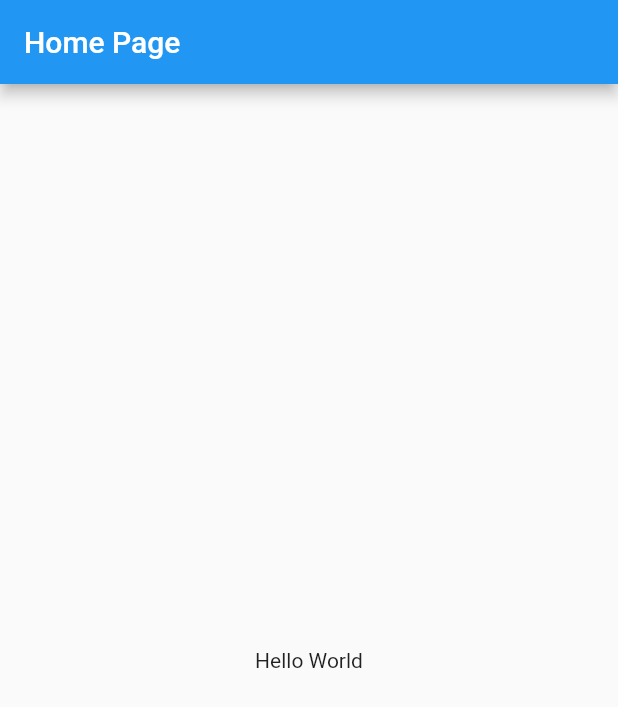
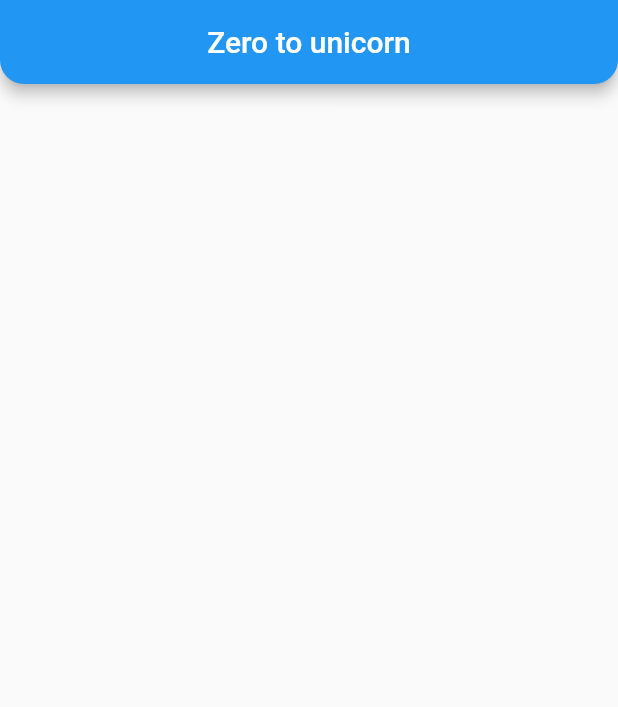
Before and after one commit to yasserpro2004/firebase_tutorial_one, a Flutter app: the screen it shows after launch, on a phone screen of 412 x 824 dp. Shown: the top 707 px of the screen. Run offline on Flutter 3.47's test engine with Material 2 defaults, Android fonts, the phone set to English and light mode, and no system bars.

Commit message:
addHomePageAndCustomAppBar

```diff
--- a/lib/main.dart
+++ b/lib/main.dart
@@ -1,4 +1,6 @@
 import 'package:flutter/material.dart';
+
+import 'screens/screens.dart';
 
 void main() {
   runApp(
@@ -8,7 +10,7 @@ void main() {
         primarySwatch: Colors.blue,
       ),
       debugShowCheckedModeBanner: false,
-       home: const MyApp(),
+      home: const HomeScreen(),
     ),
   );
 }
@@ -22,7 +24,7 @@ class MyApp extends StatelessWidget {
         title: const Text('Home Page'),
       ),
       body: const Center(
-          child:  Text('Hello World'),
+        child: Text('Hello World'),
       ),
     );
   }
--- /dev/null
+++ b/lib/screens/home/home_screen.dart
@@ -0,0 +1,14 @@
+import 'package:flutter/material.dart';
+
+import '../../widgets/widgets.dart';
+
+class HomeScreen extends StatelessWidget {
+  const HomeScreen({super.key});
+
+  @override
+  Widget build(BuildContext context) {
+    return const Scaffold(
+      appBar: CustomAppBar(title: 'Zero to unicorn'),
+    );
+  }
+}
--- /dev/null
+++ b/lib/screens/screens.dart
@@ -0,0 +1 @@
+export 'home/home_screen.dart';
--- /dev/null
+++ b/lib/widgets/custom_appbar.dart
@@ -0,0 +1,22 @@
+import 'package:flutter/material.dart';
+
+class CustomAppBar extends StatelessWidget with PreferredSizeWidget {
+  final double barHeight = 50;
+  final String title;
+
+  const CustomAppBar({super.key, required this.title});
+
+  @override
+  Widget build(BuildContext context) {
+    return AppBar(
+      title: Center(
+        child: Text(title),
+      ),
+      shape: const RoundedRectangleBorder(
+          borderRadius: BorderRadius.vertical(bottom: Radius.circular(16))),
+    );
+  }
+
+  @override
+  Size get preferredSize => const Size.fromHeight(kToolbarHeight);
+}
--- /dev/null
+++ b/lib/widgets/widgets.dart
@@ -0,0 +1 @@
+export 'custom_appbar.dart';
```
Lines whose indentation alone changed are shown as unchanged.
